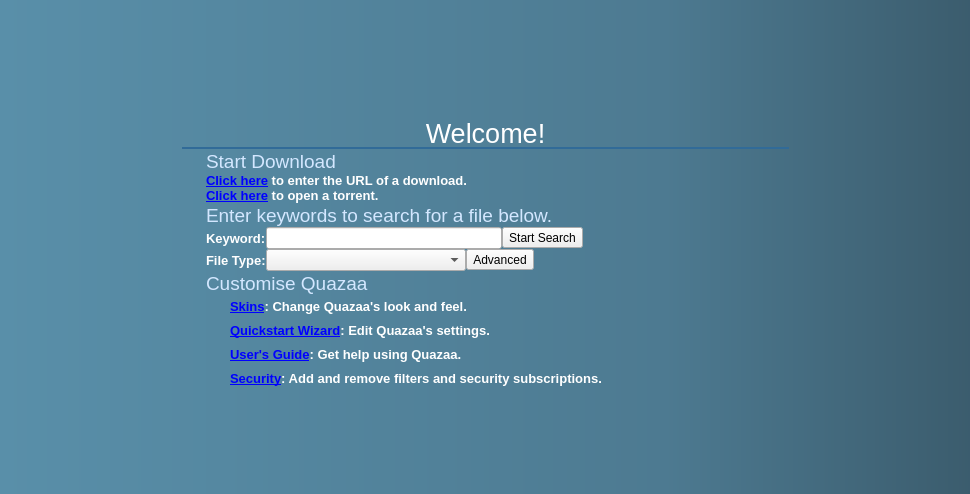
First picture: the form in Quazaa/UI/widgethome.ui, repository c3c/quazaa, before the edit.
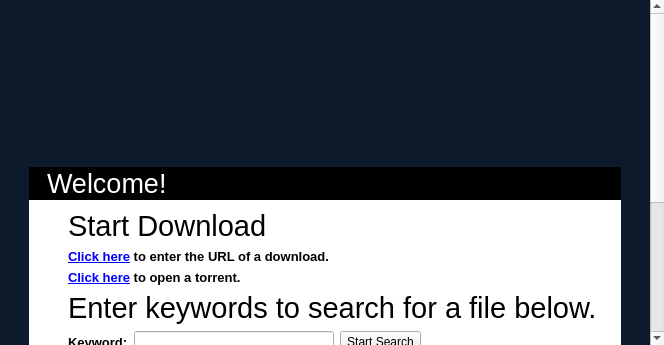
Second picture: the form after the edit. Icons and pictures are not drawn.

Commit message: Cleaned up the home page, making it look like the website.

Diff of the .ui file:
```diff
--- a/Quazaa/UI/widgethome.ui
+++ b/Quazaa/UI/widgethome.ui
@@ -1,13 +1,13 @@
 <?xml version="1.0" encoding="UTF-8"?>
 <ui version="4.0">
  <class>CWidgetHome</class>
- <widget class="QWidget" name="WidgetHome">
+ <widget class="QWidget" name="CWidgetHome">
   <property name="geometry">
    <rect>
     <x>0</x>
     <y>0</y>
-    <width>970</width>
-    <height>494</height>
+    <width>664</width>
+    <height>345</height>
    </rect>
   </property>
   <property name="windowTitle">
@@ -18,14 +18,19 @@
     <normaloff>:/Resource/Generic/Home.png</normaloff>:/Resource/Generic/Home.png</iconset>
   </property>
   <property name="styleSheet">
-   <string>QFrame#frameWelcomeTools {
-	background-color: transparent;
-	border: 5px solid transparent;
-	border-image: url(:/Resource/screen.png);
-}</string>
+   <string notr="true"/>
   </property>
   <layout class="QVBoxLayout" name="verticalLayout">
-   <property name="margin">
+   <property name="leftMargin">
+    <number>0</number>
+   </property>
+   <property name="topMargin">
+    <number>0</number>
+   </property>
+   <property name="rightMargin">
+    <number>0</number>
+   </property>
+   <property name="bottomMargin">
     <number>0</number>
    </property>
    <item>
@@ -37,7 +42,16 @@
       <enum>QFrame::Raised</enum>
      </property>
      <layout class="QGridLayout" name="gridLayout">
-      <property name="margin">
+      <property name="leftMargin">
+       <number>0</number>
+      </property>
+      <property name="topMargin">
+       <number>0</number>
+      </property>
+      <property name="rightMargin">
+       <number>0</number>
+      </property>
+      <property name="bottomMargin">
        <number>0</number>
       </property>
       <property name="spacing">
@@ -46,9 +60,7 @@
       <item row="0" column="0">
        <widget class="QScrollArea" name="scrollAreaHome">
         <property name="styleSheet">
-         <string notr="true">QFrame {	
-	background-color: white;
-}</string>
+         <string notr="true"/>
         </property>
         <property name="frameShape">
          <enum>QFrame::NoFrame</enum>
@@ -66,44 +78,29 @@
          <property name="geometry">
           <rect>
            <x>0</x>
-           <y>-10</y>
-           <width>953</width>
-           <height>504</height>
+           <y>-134</y>
+           <width>647</width>
+           <height>590</height>
           </rect>
          </property>
          <property name="styleSheet">
           <string notr="true">#frameHomeContents {
-	border-image: url(:/Resource/HomeBackground.png) repeat;
-	background-color: qlineargradient(spread:pad, x1:0, y1:0, x2:1, y2:0, stop:0 rgba(89, 143, 169, 255), stop:0.681818 rgba(77, 122, 145, 255), stop:1 rgba(59, 92, 109, 255));
+	background-color: rgb(12, 26, 43);
+	border: 20px solid transparent;
 }</string>
          </property>
          <layout class="QGridLayout" name="gridLayout_2">
-          <item row="0" column="1">
-           <spacer name="verticalSpacer">
-            <property name="orientation">
-             <enum>Qt::Vertical</enum>
-            </property>
-            <property name="sizeHint" stdset="0">
-             <size>
-              <width>20</width>
-              <height>40</height>
-             </size>
-            </property>
-           </spacer>
-          </item>
-          <item row="1" column="1">
+          <item row="0" column="0">
            <widget class="QFrame" name="frameWelcomeTools">
             <property name="sizePolicy">
-             <sizepolicy hsizetype="Fixed" vsizetype="Fixed">
+             <sizepolicy hsizetype="MinimumExpanding" vsizetype="Fixed">
               <horstretch>0</horstretch>
               <verstretch>0</verstretch>
              </sizepolicy>
             </property>
             <property name="styleSheet">
              <string notr="true">QFrame#frameWelcomeTools {
-	background-color: transparent;
-	border: 5px solid transparent;
-	border-image: url(:/Resource/screen.png);
+	border-radius: 6px;
 }</string>
             </property>
             <property name="frameShape">
@@ -114,72 +111,179 @@
             </property>
             <layout class="QVBoxLayout" name="verticalLayout_4">
              <property name="spacing">
-              <number>2</number>
+              <number>0</number>
              </property>
-             <property name="margin">
-              <number>2</number>
+             <property name="leftMargin">
+              <number>0</number>
+             </property>
+             <property name="topMargin">
+              <number>0</number>
+             </property>
+             <property name="rightMargin">
+              <number>0</number>
+             </property>
+             <property name="bottomMargin">
+              <number>0</number>
              </property>
              <item>
-              <layout class="QGridLayout" name="gridLayoutWelcome">
-               <property name="margin">
-                <number>0</number>
+              <widget class="QFrame" name="frameLogo">
+               <property name="maximumSize">
+                <size>
+                 <width>16777215</width>
+                 <height>140</height>
+                </size>
                </property>
+               <property name="styleSheet">
+                <string notr="true">QFrame#frameLogo {
+	background: url(:/Resource/Web/header_background.png) no-repeat scroll left top rgb(0, 102, 152);
+	border-radius: 0px;
+	border-top-left-radius: 6px;
+	border-top-right-radius: 6px;
+}</string>
+               </property>
+               <property name="frameShape">
+                <enum>QFrame::StyledPanel</enum>
+               </property>
+               <property name="frameShadow">
+                <enum>QFrame::Raised</enum>
+               </property>
+               <layout class="QVBoxLayout" name="verticalLayout_3">
                <property name="spacing">
                 <number>0</number>
                </property>
-               <item row="2" column="0">
-                <widget class="QLabel" name="labelWelcomeDownloadLogo">
+                <property name="leftMargin">
+                 <number>0</number>
+                </property>
+                <property name="topMargin">
+                 <number>0</number>
+                </property>
+                <property name="rightMargin">
+                 <number>0</number>
+                </property>
+                <property name="bottomMargin">
+                 <number>0</number>
+                </property>
+                <item>
+                 <widget class="QLabel" name="labelHomeLogo">
                  <property name="minimumSize">
                   <size>
-                   <width>24</width>
-                   <height>24</height>
+                    <width>545</width>
+                    <height>138</height>
                   </size>
                  </property>
                  <property name="maximumSize">
                   <size>
-                   <width>24</width>
-                   <height>24</height>
+                    <width>545</width>
+                    <height>138</height>
                   </size>
                  </property>
                  <property name="styleSheet">
-                  <string notr="true">background-color: transparent;</string>
+                   <string notr="true">background: transparent;
+background-color: transparent;
+background-image: none;</string>
                  </property>
                  <property name="text">
                   <string/>
                  </property>
                  <property name="pixmap">
-                  <pixmap resource="../Resource.qrc">:/Resource/Generic/Download.png</pixmap>
+                   <pixmap resource="../Resource.qrc">:/Resource/QuazaaLogo.png</pixmap>
                  </property>
                  <property name="scaledContents">
                   <bool>true</bool>
                  </property>
                 </widget>
                </item>
-               <item row="2" column="1" colspan="7">
-                <widget class="QLabel" name="labelWelcomeStartDownload">
+               </layout>
+              </widget>
+             </item>
+             <item>
+              <widget class="QFrame" name="frameWelcome">
+               <property name="maximumSize">
+                <size>
+                 <width>16777215</width>
+                 <height>40</height>
+                </size>
+               </property>
+               <property name="styleSheet">
+                <string notr="true">background-color: black;</string>
+               </property>
+               <property name="frameShape">
+                <enum>QFrame::StyledPanel</enum>
+               </property>
+               <property name="frameShadow">
+                <enum>QFrame::Raised</enum>
+               </property>
+               <layout class="QVBoxLayout" name="verticalLayout_2">
+                <property name="spacing">
+                 <number>0</number>
+                </property>
+                <property name="leftMargin">
+                 <number>0</number>
+                </property>
+                <property name="topMargin">
+                 <number>0</number>
+                </property>
+                <property name="rightMargin">
+                 <number>0</number>
+                </property>
+                <property name="bottomMargin">
+                 <number>0</number>
+                </property>
+                <item>
+                 <widget class="QLabel" name="labelQuazaaWelcome">
                  <property name="font">
                   <font>
-                   <pointsize>14</pointsize>
+                    <pointsize>20</pointsize>
+                    <weight>50</weight>
+                    <bold>false</bold>
                   </font>
                  </property>
                  <property name="styleSheet">
-                  <string notr="true">color: rgb(211, 231, 255);
-background-color: transparent;</string>
+                   <string notr="true">background-color: transparent;
+color: white;
+padding-left: 10px;</string>
                  </property>
                  <property name="text">
-                  <string>Start Download</string>
-                 </property>
-                 <property name="alignment">
-                  <set>Qt::AlignLeading|Qt::AlignLeft|Qt::AlignVCenter</set>
-                 </property>
-                </widget>
-               </item>
-               <item row="3" column="1" colspan="7">
+                   <string>Welcome!</string>
+                  </property>
+                 </widget>
+                </item>
+               </layout>
+              </widget>
+             </item>
+             <item>
+              <widget class="QFrame" name="frameBody">
+               <property name="styleSheet">
+                <string notr="true">QFrame#frameBody {
+	background-color: white;
+	color: black;
+	border-radius: 0px;
+	border-bottom-left-radius: 6px;
+	border-bottom-right-radius: 6px;
+}</string>
+               </property>
+               <property name="frameShape">
+                <enum>QFrame::StyledPanel</enum>
+               </property>
+               <property name="frameShadow">
+                <enum>QFrame::Raised</enum>
+               </property>
+               <layout class="QGridLayout" name="gridLayout_3">
+                <item row="3" column="1" colspan="4">
+                 <widget class="QLabel" name="labelWelcomeSearch">
+                  <property name="font">
+                   <font>
+                    <pointsize>22</pointsize>
+                    <underline>false</underline>
+                   </font>
+                  </property>
+                  <property name="text">
+                   <string>Enter keywords to search for a file below.</string>
+                  </property>
+                 </widget>
+                </item>
+                <item row="1" column="1" colspan="4">
                 <widget class="QLabel" name="labelWelcomeURLDownloadLink">
-                 <property name="styleSheet">
-                  <string notr="true">color: white;
-background-color: transparent;</string>
-                 </property>
                  <property name="text">
                   <string>&lt;!DOCTYPE HTML PUBLIC &quot;-//W3C//DTD HTML 4.0//EN&quot; &quot;http://www.w3.org/TR/REC-html40/strict.dtd&quot;&gt;
 &lt;html&gt;&lt;head&gt;&lt;meta name=&quot;qrichtext&quot; content=&quot;1&quot; /&gt;&lt;style type=&quot;text/css&quot;&gt;
@@ -189,12 +293,8 @@
                  </property>
                 </widget>
                </item>
-               <item row="4" column="1" colspan="7">
+                <item row="2" column="1" colspan="4">
                 <widget class="QLabel" name="labelWelcomeOpenTorrentLink">
-                 <property name="styleSheet">
-                  <string notr="true">color: white;
-background-color: transparent;</string>
-                 </property>
                  <property name="text">
                   <string>&lt;!DOCTYPE HTML PUBLIC &quot;-//W3C//DTD HTML 4.0//EN&quot; &quot;http://www.w3.org/TR/REC-html40/strict.dtd&quot;&gt;
 &lt;html&gt;&lt;head&gt;&lt;meta name=&quot;qrichtext&quot; content=&quot;1&quot; /&gt;&lt;style type=&quot;text/css&quot;&gt;
@@ -204,39 +304,25 @@
                  </property>
                 </widget>
                </item>
-               <item row="5" column="1" colspan="7">
-                <widget class="QLabel" name="labelWelcomeSearch">
+                <item row="0" column="1" colspan="4">
+                 <widget class="QLabel" name="labelWelcomeStartDownload">
                  <property name="font">
                   <font>
-                   <pointsize>14</pointsize>
-                  </font>
-                 </property>
-                 <property name="styleSheet">
-                  <string notr="true">color: rgb(211, 231, 255);
-background-color: transparent;</string>
-                 </property>
+                    <pointsize>22</pointsize>
+                    <weight>50</weight>
+                    <bold>false</bold>
+                    <underline>false</underline>
+                   </font>
+                  </property>
                  <property name="text">
-                  <string>Enter keywords to search for a file below.</string>
-                 </property>
-                </widget>
-               </item>
-               <item row="6" column="2" colspan="3">
-                <widget class="QLineEdit" name="lineEditWelcomeSearch">
-                 <property name="minimumSize">
-                  <size>
-                   <width>0</width>
-                   <height>0</height>
-                  </size>
-                 </property>
-                 <property name="maximumSize">
-                  <size>
-                   <width>16777215</width>
-                   <height>16777215</height>
-                  </size>
-                 </property>
-                </widget>
-               </item>
-               <item row="5" column="0">
+                   <string>Start Download</string>
+                  </property>
+                  <property name="alignment">
+                   <set>Qt::AlignLeading|Qt::AlignLeft|Qt::AlignVCenter</set>
+                  </property>
+                 </widget>
+                </item>
+                <item row="3" column="0">
                 <widget class="QLabel" name="labelWelcomeSearchLogo">
                  <property name="minimumSize">
                   <size>
@@ -264,48 +350,35 @@
                  </property>
                 </widget>
                </item>
-               <item row="6" column="1">
-                <widget class="QLabel" name="labelWelcomeSearchKeyword">
-                 <property name="font">
-                  <font>
-                   <pointsize>10</pointsize>
-                   <weight>75</weight>
-                   <bold>true</bold>
-                  </font>
-                 </property>
-                 <property name="styleSheet">
-                  <string notr="true">color: white;
-background-color: transparent;</string>
-                 </property>
-                 <property name="text">
-                  <string>Keyword:</string>
-                 </property>
-                </widget>
-               </item>
-               <item row="7" column="2" colspan="2">
-                <widget class="QComboBox" name="comboBoxHomeFileType">
+                <item row="0" column="0">
+                 <widget class="QLabel" name="labelWelcomeDownloadLogo">
                  <property name="minimumSize">
                   <size>
-                   <width>200</width>
-                   <height>0</height>
+                    <width>24</width>
+                    <height>24</height>
                   </size>
                  </property>
                  <property name="maximumSize">
                   <size>
-                   <width>16777215</width>
-                   <height>16777215</height>
-                  </size>
-                 </property>
-                </widget>
-               </item>
-               <item row="6" column="5">
-                <widget class="QToolButton" name="toolButtonWelcomeSearch">
+                    <width>24</width>
+                    <height>24</height>
+                   </size>
+                  </property>
+                  <property name="styleSheet">
+                   <string notr="true">background-color: transparent;</string>
+                  </property>
                  <property name="text">
-                  <string>Start Search</string>
+                   <string/>
+                  </property>
+                  <property name="pixmap">
+                   <pixmap resource="../Resource.qrc">:/Resource/Generic/Download.png</pixmap>
+                  </property>
+                  <property name="scaledContents">
+                   <bool>true</bool>
                  </property>
                 </widget>
                </item>
-               <item row="7" column="1">
+                <item row="5" column="1">
                 <widget class="QLabel" name="labelWelcomeSearchFileType">
                  <property name="font">
                   <font>
@@ -314,23 +387,28 @@
                    <bold>true</bold>
                   </font>
                  </property>
-                 <property name="styleSheet">
-                  <string notr="true">color: white;
-background-color: transparent;</string>
-                 </property>
                  <property name="text">
                   <string>File Type:</string>
                  </property>
                 </widget>
                </item>
-               <item row="7" column="4" colspan="2">
-                <widget class="QToolButton" name="toolButtonWelcomeSearchAdvanced">
-                 <property name="text">
-                  <string>Advanced</string>
+                <item row="4" column="2">
+                 <widget class="QLineEdit" name="lineEditWelcomeSearch">
+                  <property name="minimumSize">
+                   <size>
+                    <width>0</width>
+                    <height>0</height>
+                   </size>
+                  </property>
+                  <property name="maximumSize">
+                   <size>
+                    <width>16777215</width>
+                    <height>16777215</height>
+                   </size>
                  </property>
                 </widget>
                </item>
-               <item row="6" column="6">
+                <item row="4" column="4">
                 <spacer name="horizontalSpacerWelcome">
                  <property name="orientation">
                   <enum>Qt::Horizontal</enum>
@@ -343,7 +421,21 @@
                  </property>
                 </spacer>
                </item>
-               <item row="8" column="0">
+                <item row="4" column="1">
+                 <widget class="QLabel" name="labelWelcomeSearchKeyword">
+                  <property name="font">
+                   <font>
+                    <pointsize>10</pointsize>
+                    <weight>75</weight>
+                    <bold>true</bold>
+                   </font>
+                  </property>
+                  <property name="text">
+                   <string>Keyword:</string>
+                  </property>
+                 </widget>
+                </item>
+                <item row="6" column="0">
                 <widget class="QLabel" name="labelWelcomeCustomiseLogo">
                  <property name="minimumSize">
                   <size>
@@ -371,49 +463,59 @@
                  </property>
                 </widget>
                </item>
-               <item row="8" column="1" colspan="6">
+                <item row="4" column="3">
+                 <widget class="QToolButton" name="toolButtonWelcomeSearch">
+                  <property name="text">
+                   <string>Start Search</string>
+                  </property>
+                 </widget>
+                </item>
+                <item row="6" column="1" colspan="4">
                 <widget class="QLabel" name="labelWelcomeCustomise">
                  <property name="font">
                   <font>
-                   <pointsize>14</pointsize>
-                  </font>
-                 </property>
-                 <property name="styleSheet">
-                  <string notr="true">color: rgb(211, 231, 255);
-background-color: transparent;</string>
-                 </property>
+                    <pointsize>22</pointsize>
+                    <underline>false</underline>
+                   </font>
+                  </property>
                  <property name="text">
                   <string>Customise Quazaa</string>
                  </property>
                 </widget>
                </item>
-               <item row="9" column="1" colspan="6">
-                <layout class="QGridLayout" name="gridLayoutWelcomeCustomiseQuazaa">
-                 <item row="0" column="0">
-                  <widget class="QLabel" name="labelWelcomeSkinIcon">
+                <item row="5" column="2">
+                 <widget class="QComboBox" name="comboBoxHomeFileType">
                    <property name="minimumSize">
                     <size>
-                     <width>24</width>
-                     <height>24</height>
+                    <width>200</width>
+                    <height>0</height>
                     </size>
                    </property>
                    <property name="maximumSize">
                     <size>
-                     <width>24</width>
-                     <height>24</height>
-                    </size>
-                   </property>
-                   <property name="styleSheet">
-                    <string notr="true">background-color: transparent;</string>
-                   </property>
+                    <width>16777215</width>
+                    <height>16777215</height>
+                   </size>
+                  </property>
+                 </widget>
+                </item>
+                <item row="5" column="3">
+                 <widget class="QToolButton" name="toolButtonWelcomeSearchAdvanced">
                    <property name="text">
-                    <string/>
-                   </property>
-                   <property name="pixmap">
-                    <pixmap resource="../Resource.qrc">:/Resource/Generic/Skin.png</pixmap>
-                   </property>
-                   <property name="scaledContents">
-                    <bool>true</bool>
+                   <string>Advanced</string>
+                  </property>
+                 </widget>
+                </item>
+                <item row="7" column="1" colspan="4">
+                 <layout class="QGridLayout" name="gridLayout_4">
+                  <item row="0" column="1">
+                   <widget class="QLabel" name="labelWelcomeSkinLink">
+                    <property name="text">
+                     <string>&lt;!DOCTYPE HTML PUBLIC &quot;-//W3C//DTD HTML 4.0//EN&quot; &quot;http://www.w3.org/TR/REC-html40/strict.dtd&quot;&gt;
+&lt;html&gt;&lt;head&gt;&lt;meta name=&quot;qrichtext&quot; content=&quot;1&quot; /&gt;&lt;style type=&quot;text/css&quot;&gt;
+p, li { white-space: pre-wrap; }
+&lt;/style&gt;&lt;/head&gt;&lt;body style=&quot; font-family:'MS Shell Dlg 2'; font-size:8.25pt; font-weight:400; font-style:normal;&quot;&gt;
+&lt;p style=&quot; margin-top:0px; margin-bottom:0px; margin-left:0px; margin-right:0px; -qt-block-indent:0; text-indent:0px;&quot;&gt;&lt;a href=&quot;dummy&quot;&gt;&lt;span style=&quot; font-size:10pt; font-weight:600; text-decoration: underline; color:#0000ff;&quot;&gt;Skins&lt;/span&gt;&lt;/a&gt;&lt;span style=&quot; font-size:10pt; font-weight:600;&quot;&gt;: Change Quazaa's look and feel.&lt;/span&gt;&lt;/p&gt;&lt;/body&gt;&lt;/html&gt;</string>
                    </property>
                   </widget>
                  </item>
@@ -445,6 +547,28 @@
                    </property>
                   </widget>
                  </item>
+                  <item row="2" column="1">
+                   <widget class="QLabel" name="labelWelcomeUserGuideLink">
+                    <property name="text">
+                     <string>&lt;!DOCTYPE HTML PUBLIC &quot;-//W3C//DTD HTML 4.0//EN&quot; &quot;http://www.w3.org/TR/REC-html40/strict.dtd&quot;&gt;
+&lt;html&gt;&lt;head&gt;&lt;meta name=&quot;qrichtext&quot; content=&quot;1&quot; /&gt;&lt;style type=&quot;text/css&quot;&gt;
+p, li { white-space: pre-wrap; }
+&lt;/style&gt;&lt;/head&gt;&lt;body style=&quot; font-family:'MS Shell Dlg 2'; font-size:8.25pt; font-weight:400; font-style:normal;&quot;&gt;
+&lt;p style=&quot; margin-top:0px; margin-bottom:0px; margin-left:0px; margin-right:0px; -qt-block-indent:0; text-indent:0px;&quot;&gt;&lt;a href=&quot;https://sourceforge.net/apps/mediawiki/quazaa/index.php?title=Manual&amp;action=edit&amp;redlink=1&quot;&gt;&lt;span style=&quot; font-size:10pt; font-weight:600; text-decoration: underline; color:#0000ff;&quot;&gt;User's Guide&lt;/span&gt;&lt;/a&gt;&lt;span style=&quot; font-size:10pt; font-weight:600;&quot;&gt;: Get help using Quazaa.&lt;/span&gt;&lt;/p&gt;&lt;/body&gt;&lt;/html&gt;</string>
+                    </property>
+                   </widget>
+                  </item>
+                  <item row="1" column="1">
+                   <widget class="QLabel" name="labelWelcomeWizardLink">
+                    <property name="text">
+                     <string>&lt;!DOCTYPE HTML PUBLIC &quot;-//W3C//DTD HTML 4.0//EN&quot; &quot;http://www.w3.org/TR/REC-html40/strict.dtd&quot;&gt;
+&lt;html&gt;&lt;head&gt;&lt;meta name=&quot;qrichtext&quot; content=&quot;1&quot; /&gt;&lt;style type=&quot;text/css&quot;&gt;
+p, li { white-space: pre-wrap; }
+&lt;/style&gt;&lt;/head&gt;&lt;body style=&quot; font-family:'MS Shell Dlg 2'; font-size:8.25pt; font-weight:400; font-style:normal;&quot;&gt;
+&lt;p style=&quot; margin-top:0px; margin-bottom:0px; margin-left:0px; margin-right:0px; -qt-block-indent:0; text-indent:0px;&quot;&gt;&lt;a href=&quot;dummy&quot;&gt;&lt;span style=&quot; font-size:10pt; font-weight:600; text-decoration: underline; color:#0000ff;&quot;&gt;Quickstart Wizard&lt;/span&gt;&lt;/a&gt;&lt;span style=&quot; font-size:10pt; font-weight:600;&quot;&gt;: Edit Quazaa's settings.&lt;/span&gt;&lt;/p&gt;&lt;/body&gt;&lt;/html&gt;</string>
+                    </property>
+                   </widget>
+                  </item>
                  <item row="2" column="0">
                   <widget class="QLabel" name="labelWelcomeUserGuideIcon">
                    <property name="minimumSize">
@@ -473,6 +597,34 @@
                    </property>
                   </widget>
                  </item>
+                  <item row="0" column="0">
+                   <widget class="QLabel" name="labelWelcomeSkinIcon">
+                    <property name="minimumSize">
+                     <size>
+                      <width>24</width>
+                      <height>24</height>
+                     </size>
+                    </property>
+                    <property name="maximumSize">
+                     <size>
+                      <width>24</width>
+                      <height>24</height>
+                     </size>
+                    </property>
+                    <property name="styleSheet">
+                     <string notr="true">background-color: transparent;</string>
+                    </property>
+                    <property name="text">
+                     <string/>
+                    </property>
+                    <property name="pixmap">
+                     <pixmap resource="../Resource.qrc">:/Resource/Generic/Skin.png</pixmap>
+                    </property>
+                    <property name="scaledContents">
+                     <bool>true</bool>
+                    </property>
+                   </widget>
+                  </item>
                  <item row="3" column="0">
                   <widget class="QLabel" name="labelWelcomeSecurityIcon">
                    <property name="minimumSize">
@@ -501,57 +653,8 @@
                    </property>
                   </widget>
                  </item>
-                 <item row="0" column="1">
-                  <widget class="QLabel" name="labelWelcomeSkinLink">
-                   <property name="styleSheet">
-                    <string notr="true">color: white;
-background-color: transparent;</string>
-                   </property>
-                   <property name="text">
-                    <string>&lt;!DOCTYPE HTML PUBLIC &quot;-//W3C//DTD HTML 4.0//EN&quot; &quot;http://www.w3.org/TR/REC-html40/strict.dtd&quot;&gt;
-&lt;html&gt;&lt;head&gt;&lt;meta name=&quot;qrichtext&quot; content=&quot;1&quot; /&gt;&lt;style type=&quot;text/css&quot;&gt;
-p, li { white-space: pre-wrap; }
-&lt;/style&gt;&lt;/head&gt;&lt;body style=&quot; font-family:'MS Shell Dlg 2'; font-size:8.25pt; font-weight:400; font-style:normal;&quot;&gt;
-&lt;p style=&quot; margin-top:0px; margin-bottom:0px; margin-left:0px; margin-right:0px; -qt-block-indent:0; text-indent:0px;&quot;&gt;&lt;a href=&quot;dummy&quot;&gt;&lt;span style=&quot; font-size:10pt; font-weight:600; text-decoration: underline; color:#0000ff;&quot;&gt;Skins&lt;/span&gt;&lt;/a&gt;&lt;span style=&quot; font-size:10pt; font-weight:600;&quot;&gt;: Change Quazaa's look and feel.&lt;/span&gt;&lt;/p&gt;&lt;/body&gt;&lt;/html&gt;</string>
-                   </property>
-                  </widget>
-                 </item>
-                 <item row="1" column="1">
-                  <widget class="QLabel" name="labelWelcomeWizardLink">
-                   <property name="styleSheet">
-                    <string notr="true">color: white;
-background-color: transparent;</string>
-                   </property>
-                   <property name="text">
-                    <string>&lt;!DOCTYPE HTML PUBLIC &quot;-//W3C//DTD HTML 4.0//EN&quot; &quot;http://www.w3.org/TR/REC-html40/strict.dtd&quot;&gt;
-&lt;html&gt;&lt;head&gt;&lt;meta name=&quot;qrichtext&quot; content=&quot;1&quot; /&gt;&lt;style type=&quot;text/css&quot;&gt;
-p, li { white-space: pre-wrap; }
-&lt;/style&gt;&lt;/head&gt;&lt;body style=&quot; font-family:'MS Shell Dlg 2'; font-size:8.25pt; font-weight:400; font-style:normal;&quot;&gt;
-&lt;p style=&quot; margin-top:0px; margin-bottom:0px; margin-left:0px; margin-right:0px; -qt-block-indent:0; text-indent:0px;&quot;&gt;&lt;a href=&quot;dummy&quot;&gt;&lt;span style=&quot; font-size:10pt; font-weight:600; text-decoration: underline; color:#0000ff;&quot;&gt;Quickstart Wizard&lt;/span&gt;&lt;/a&gt;&lt;span style=&quot; font-size:10pt; font-weight:600;&quot;&gt;: Edit Quazaa's settings.&lt;/span&gt;&lt;/p&gt;&lt;/body&gt;&lt;/html&gt;</string>
-                   </property>
-                  </widget>
-                 </item>
-                 <item row="2" column="1">
-                  <widget class="QLabel" name="labelWelcomeUserGuideLink">
-                   <property name="styleSheet">
-                    <string notr="true">color: white;
-background-color: transparent;</string>
-                   </property>
-                   <property name="text">
-                    <string>&lt;!DOCTYPE HTML PUBLIC &quot;-//W3C//DTD HTML 4.0//EN&quot; &quot;http://www.w3.org/TR/REC-html40/strict.dtd&quot;&gt;
-&lt;html&gt;&lt;head&gt;&lt;meta name=&quot;qrichtext&quot; content=&quot;1&quot; /&gt;&lt;style type=&quot;text/css&quot;&gt;
-p, li { white-space: pre-wrap; }
-&lt;/style&gt;&lt;/head&gt;&lt;body style=&quot; font-family:'MS Shell Dlg 2'; font-size:8.25pt; font-weight:400; font-style:normal;&quot;&gt;
-&lt;p style=&quot; margin-top:0px; margin-bottom:0px; margin-left:0px; margin-right:0px; -qt-block-indent:0; text-indent:0px;&quot;&gt;&lt;a href=&quot;https://sourceforge.net/apps/mediawiki/quazaa/index.php?title=Manual&amp;action=edit&amp;redlink=1&quot;&gt;&lt;span style=&quot; font-size:10pt; font-weight:600; text-decoration: underline; color:#0000ff;&quot;&gt;User's Guide&lt;/span&gt;&lt;/a&gt;&lt;span style=&quot; font-size:10pt; font-weight:600;&quot;&gt;: Get help using Quazaa.&lt;/span&gt;&lt;/p&gt;&lt;/body&gt;&lt;/html&gt;</string>
-                   </property>
-                  </widget>
-                 </item>
                  <item row="3" column="1">
                   <widget class="QLabel" name="labelWelcomeSecurityLink">
-                   <property name="styleSheet">
-                    <string notr="true">color: white;
-background-color: transparent;</string>
-                   </property>
                    <property name="text">
                     <string>&lt;!DOCTYPE HTML PUBLIC &quot;-//W3C//DTD HTML 4.0//EN&quot; &quot;http://www.w3.org/TR/REC-html40/strict.dtd&quot;&gt;
 &lt;html&gt;&lt;head&gt;&lt;meta name=&quot;qrichtext&quot; content=&quot;1&quot; /&gt;&lt;style type=&quot;text/css&quot;&gt;
@@ -563,77 +666,14 @@
                  </item>
                 </layout>
                </item>
-               <item row="1" column="0" colspan="7">
-                <widget class="QLabel" name="labelQuazaaWelcome">
-                 <property name="font">
-                  <font>
-                   <pointsize>20</pointsize>
-                   <weight>50</weight>
-                   <bold>false</bold>
-                  </font>
-                 </property>
-                 <property name="styleSheet">
-                  <string notr="true">background-color: transparent;
-color: white;
-border-bottom: 2px solid rgb(49, 107, 152);</string>
-                 </property>
-                 <property name="text">
-                  <string>Welcome!</string>
-                 </property>
-                 <property name="alignment">
-                  <set>Qt::AlignCenter</set>
-                 </property>
-                </widget>
-               </item>
-               <item row="0" column="0" colspan="8">
-                <widget class="QLabel" name="labelHomeLogo">
-                 <property name="styleSheet">
-                  <string notr="true">background-color: transparent;</string>
-                 </property>
-                 <property name="text">
-                  <string/>
-                 </property>
-                 <property name="pixmap">
-                  <pixmap resource="../Resource.qrc">:/Resource/QuazaaLogo.png</pixmap>
-                 </property>
-                 <property name="alignment">
-                  <set>Qt::AlignCenter</set>
-                 </property>
-                </widget>
-               </item>
-              </layout>
+               </layout>
+              </widget>
              </item>
             </layout>
            </widget>
           </item>
           <item row="1" column="0">
-           <spacer name="horizontalSpacer">
-            <property name="orientation">
-             <enum>Qt::Horizontal</enum>
-            </property>
-            <property name="sizeHint" stdset="0">
-             <size>
-              <width>40</width>
-              <height>20</height>
-             </size>
-            </property>
-           </spacer>
-          </item>
-          <item row="1" column="2">
-           <spacer name="horizontalSpacer_2">
-            <property name="orientation">
-             <enum>Qt::Horizontal</enum>
-            </property>
-            <property name="sizeHint" stdset="0">
-             <size>
-              <width>40</width>
-              <height>20</height>
-             </size>
-            </property>
-           </spacer>
-          </item>
-          <item row="2" column="1">
-           <spacer name="verticalSpacer_2">
+           <spacer name="verticalSpacer">
             <property name="orientation">
              <enum>Qt::Vertical</enum>
             </property>
```
Lines whose indentation alone changed are shown as unchanged.
